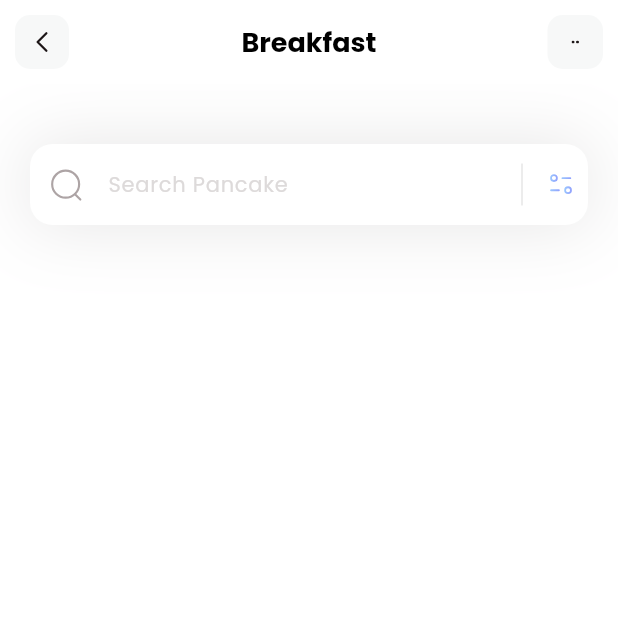
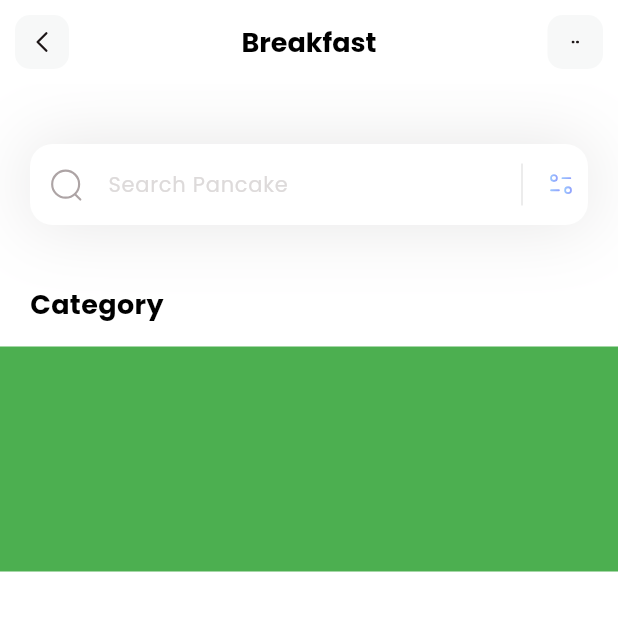
Before and after one commit to rahul01-git/flutterBasics, a Flutter app: the screen it shows after launch, on a phone screen of 412 x 824 dp, the top half of it. Run offline on Flutter 3.47's test engine with Material 3 defaults, Android fonts, the phone set to English and light mode, and no system bars; our stand-ins replace flutter_svg.

Commit message:
category model setup

```diff
--- a/lib/main.dart
+++ b/lib/main.dart
@@ -13,6 +13,6 @@ class MyApp extends StatelessWidget {
     return MaterialApp(
         debugShowCheckedModeBanner: false,
         theme: ThemeData(fontFamily: 'Poppins'),
-        home: const HomePage());
+        home: HomePage());
   }
 }
--- /dev/null
+++ b/lib/models/category_model.dart
@@ -0,0 +1,34 @@
+import 'package:flutter/material.dart';
+
+class CategoryModel {
+  String name;
+  String iconPath;
+  Color boxColor;
+
+  CategoryModel(
+      {required this.name, required this.iconPath, required this.boxColor});
+
+  static List<CategoryModel> getCategories() {
+    List<CategoryModel> categories = [];
+    categories.add(CategoryModel(
+      name: 'Salad',
+      iconPath: 'assets/icons/plate',
+      boxColor: Color(0xff92A3FD),
+    ));
+    categories.add(CategoryModel(
+        name: 'Cake',
+        iconPath: 'assets/icons/pancakes.svg',
+        boxColor: Color(0xffC588F2)));
+
+    categories.add(CategoryModel(
+        name: 'Pie',
+        iconPath: 'assets/icons/pie.svg',
+        boxColor: Color(0x0092A3FD)));
+
+    categories.add(CategoryModel(
+        name: 'Smoothies',
+        iconPath: 'assets/icons/orange-snacks.svg',
+        boxColor: Color(0x0092A3FD)));
+    return categories;
+  }
+}
--- a/lib/pages/home.dart
+++ b/lib/pages/home.dart
@@ -1,17 +1,61 @@
 import 'package:flutter/material.dart';
+import '../models/category_model.dart';
 import 'package:flutter_svg/flutter_svg.dart';
 
-class HomePage extends StatelessWidget {
-  const HomePage({super.key});
+class HomePage extends StatefulWidget {
+  HomePage({super.key});
+
+  @override
+  State<HomePage> createState() => _HomePageState();
+}
+
+class _HomePageState extends State<HomePage> {
+  List<CategoryModel> categories = [];
+
+  void _getCategories() {
+    categories = CategoryModel.getCategories();
+  }
 
   @override
   Widget build(BuildContext context) {
+    _getCategories();
     return Scaffold(
       appBar: appBar(),
       backgroundColor: Colors.white,
       body: Column(
+        crossAxisAlignment: CrossAxisAlignment.start,
         children: [
-          _searchField()
+          _searchField(),
+          SizedBox(
+            height: 40,
+          ),
+          Column(
+            crossAxisAlignment: CrossAxisAlignment.start,
+            children: [
+              Padding(
+                padding: const EdgeInsets.only(left: 20),
+                child: Text(
+                  'Category',
+                  style: TextStyle(
+                      color: Colors.black,
+                      fontSize: 18,
+                      fontWeight: FontWeight.bold),
+                ),
+              ),
+              SizedBox(
+                height: 15,
+              ),
+              Container(
+                height: 150,
+                color: Colors.green,
+                child: ListView.builder(
+                    itemCount: categories.length,
+                    itemBuilder: (context, index) {
+                      return Container();
+                    }),
+              )
+            ],
+          )
         ],
       ),
     );
```
Lines whose indentation alone changed are shown as unchanged.
